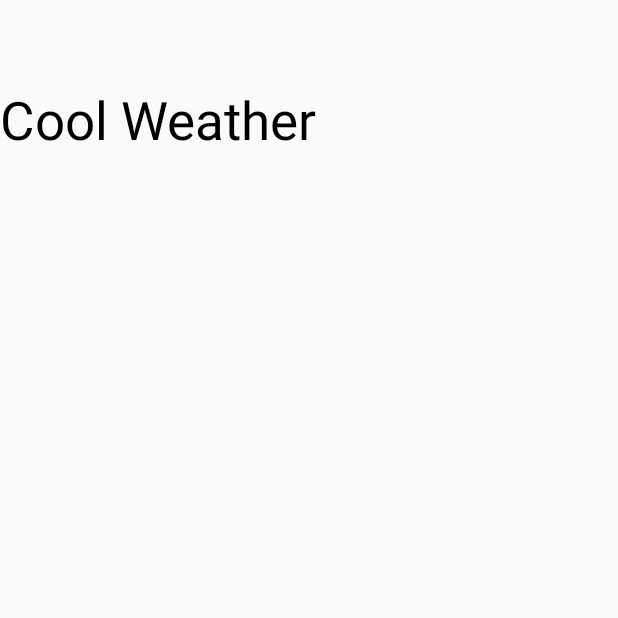
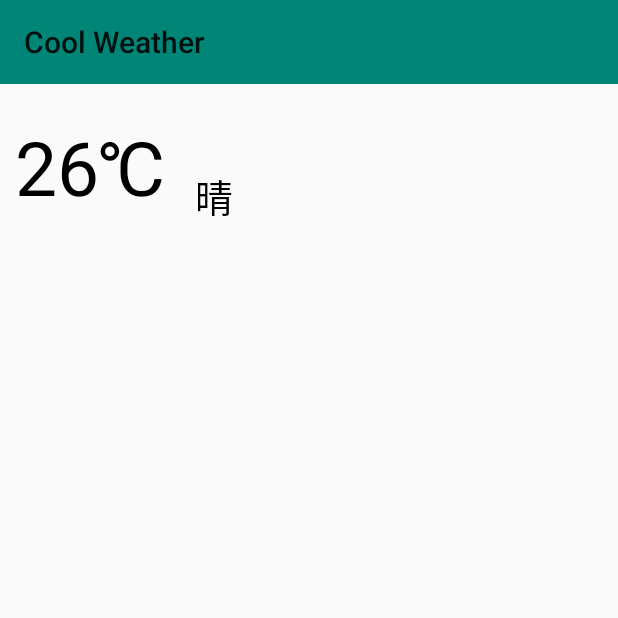
Before and after one commit to YangRT/coolweather, an Android app: the screen it shows after launch (WeatherInformationActivity), on a phone screen of 412 x 824 dp, the top half of it. Run offline under Robolectric (Android 15) with nearby library versions, the phone set to English and light mode, and no system bars; our stand-ins replace RxJava; network calls fail.

Commit message:
bulid layout and finish weather request

```diff
--- a/app/src/main/java/com/example/administrator/coolweather/weatherInformation/GetDailyForecastService.java
+++ b/app/src/main/java/com/example/administrator/coolweather/weatherInformation/GetDailyForecastService.java
@@ -1,11 +1,14 @@
 package com.example.administrator.coolweather.weatherInformation;
 
+import com.example.administrator.coolweather.weatherInformation.model.WeatherForecast;
+
 import io.reactivex.Observable;
+import retrofit2.http.Field;
 import retrofit2.http.FormUrlEncoded;
 import retrofit2.http.POST;
 
 public interface GetDailyForecastService {
     @FormUrlEncoded
     @POST("forecast?")
-    Observable<DailyForecastInfo> getDailyForecastInfo(String location);
+    Observable<WeatherForecast> getDailyForecastInfo(@Field("location")String location,@Field("key")String key);
 }
--- a/app/src/main/java/com/example/administrator/coolweather/weatherInformation/GetLifeStyleService.java
+++ b/app/src/main/java/com/example/administrator/coolweather/weatherInformation/GetLifeStyleService.java
@@ -1,11 +1,14 @@
 package com.example.administrator.coolweather.weatherInformation;
 
+import com.example.administrator.coolweather.weatherInformation.model.LifeStyleInformation;
+
 import io.reactivex.Observable;
+import retrofit2.http.Field;
 import retrofit2.http.FormUrlEncoded;
 import retrofit2.http.POST;
 
 public interface GetLifeStyleService {
     @FormUrlEncoded
     @POST("lifestyle?")
-    Observable<LifeStyleInfo> getLifeStyleInfo(String location);
+    Observable<LifeStyleInformation> getLifeStyleInfo(@Field("location")String location,@Field("key")String kry);
 }
--- /dev/null
+++ b/app/src/main/java/com/example/administrator/coolweather/weatherInformation/GetWeatherCallback.java
@@ -0,0 +1,12 @@
+package com.example.administrator.coolweather.weatherInformation;
+
+import com.example.administrator.coolweather.weatherInformation.model.NowWeather;
+
+public interface GetWeatherCallback {
+    void getNowWeatherSuccess(NowWeather nowWeather);
+    void getWeatherForecasrSuccess();
+    void getHourlyWeatherSuccess();
+    void getLifeStyleSuccess();
+    void getAirCoditionSuccess();
+    void onFial(String which);
+}
--- a/app/src/main/java/com/example/administrator/coolweather/weatherInformation/GetWeatherInformationTask.java
+++ b/app/src/main/java/com/example/administrator/coolweather/weatherInformation/GetWeatherInformationTask.java
@@ -15,7 +15,7 @@ import io.reactivex.disposables.Disposable;
 import io.reactivex.schedulers.Schedulers;
 import retrofit2.Retrofit;
 
-public class GetWeatherInformationTask implements NetTask<String> {
+public class GetWeatherInformationTask implements WeatherTask<String> {
     private final static String TAG = "GetWeatherInformation";
     private static GetWeatherInformationTask INSTANCE = null;
     private Retrofit retrofit;
@@ -34,7 +34,7 @@ public class GetWeatherInformationTask implements NetTask<String> {
         retrofit = NetUtils.getInstance().getRetrofitInstance(ConfigUtils.WEATHER);
     }
     @Override
-    public Disposable execute(String data, final NetTaskCallback callback) {
+    public Disposable execute(String data, final GetWeatherCallback callback) {
 
         GetNowWeatherService nowWeatherService = retrofit.create(GetNowWeatherService.class);
         final Observable<NowWeather> nowWeather = nowWeatherService.getWeatherInformation(data,ConfigUtils.KEY_ID);
@@ -49,13 +49,14 @@ public class GetWeatherInformationTask implements NetTask<String> {
                       @Override
                       public void onNext(NowWeather nowWeatherInfo) {
                           Log.d(TAG,"onNext");
-                            callback.onSuccess(nowWeatherInfo);
+                          callback.getNowWeatherSuccess(nowWeatherInfo);
+
                       }
 
                       @Override
                       public void onError(Throwable e) {
                           Log.d(TAG,"onError");
-                            callback.onFailed(e.toString());
+
                       }
 
                       @Override
--- a/app/src/main/java/com/example/administrator/coolweather/weatherInformation/WeatherInformationContract.java
+++ b/app/src/main/java/com/example/administrator/coolweather/weatherInformation/WeatherInformationContract.java
@@ -2,24 +2,29 @@ package com.example.administrator.coolweather.weatherInformation;
 
 import com.example.administrator.coolweather.BasePresenter;
 import com.example.administrator.coolweather.BaseView;
+import com.example.administrator.coolweather.weatherInformation.model.AirCondition;
+import com.example.administrator.coolweather.weatherInformation.model.LifeStyleInformation;
 import com.example.administrator.coolweather.weatherInformation.model.NowWeather;
+import com.example.administrator.coolweather.weatherInformation.model.WeatherForecast;
 
 import java.util.List;
 
 public interface WeatherInformationContract {
     interface Presenter extends BasePresenter {
         void getWeatherInfo(String location);
-        void setNowWeatherInfo(List<NowWeather> info);
-        void setLifeStyleInfo(List<NowWeather> info);
-        void setDailyForcastInfo(List<NowWeather> info);
+        void setNowWeatherInfo(NowWeather info);
+        void setLifeStyleInfo(LifeStyleInformation info);
+        void setDailyForecastInfo(WeatherForecast info);
+        void setAirConditionInfo(AirCondition info);
     }
     interface View extends BaseView<Presenter>{
         void setLocation(String location);
         void setNowWeatherInfo(NowWeather info);
-        void setLifeStyleInfo(List<NowWeather> info);
-        void setDailyForcastInfo(List<NowWeather> info);
+        void setLifeStyleInfo(LifeStyleInformation info);
+        void setDailyForecastInfo(WeatherForecast info);
+        void setAirConditionInfo(AirCondition info);
         void showLoading();
         void hideLoading();
-        void showError();
+        void showError(String error);
     }
 }
--- /dev/null
+++ b/app/src/main/java/com/example/administrator/coolweather/weatherInformation/WeatherTask.java
@@ -0,0 +1,9 @@
+package com.example.administrator.coolweather.weatherInformation;
+
+import com.example.administrator.coolweather.NetTaskCallback;
+
+import io.reactivex.disposables.Disposable;
+
+public interface WeatherTask<T> {
+    Disposable execute(T data,GetWeatherCallback callback);
+}
--- a/app/src/main/java/com/example/administrator/coolweather/weatherInformation/presenter/WeatherInformationPresenter.java
+++ b/app/src/main/java/com/example/administrator/coolweather/weatherInformation/presenter/WeatherInformationPresenter.java
@@ -3,17 +3,22 @@ package com.example.administrator.coolweather.weatherInformation.presenter;
 import android.util.Log;
 
 import com.example.administrator.coolweather.NetTaskCallback;
+import com.example.administrator.coolweather.weatherInformation.GetWeatherCallback;
 import com.example.administrator.coolweather.weatherInformation.GetWeatherInformationTask;
 import com.example.administrator.coolweather.weatherInformation.WeatherInformationContract;
+import com.example.administrator.coolweather.weatherInformation.WeatherTask;
+import com.example.administrator.coolweather.weatherInformation.model.AirCondition;
+import com.example.administrator.coolweather.weatherInformation.model.LifeStyleInformation;
 import com.example.administrator.coolweather.weatherInformation.model.NowWeather;
+import com.example.administrator.coolweather.weatherInformation.model.WeatherForecast;
 
 import java.util.List;
 
-public class WeatherInformationPresenter implements WeatherInformationContract.Presenter,NetTaskCallback<NowWeather> {
+public class WeatherInformationPresenter implements WeatherInformationContract.Presenter,GetWeatherCallback {
     private final static String TAG = "presenter";
     private WeatherInformationContract.View view;
-    private GetWeatherInformationTask task;
-    public WeatherInformationPresenter(WeatherInformationContract.View view, GetWeatherInformationTask task){
+    private WeatherTask task;
+    public WeatherInformationPresenter(WeatherInformationContract.View view,WeatherTask task){
         this.view = view;
         this.task = task;
     }
@@ -33,38 +38,53 @@ public class WeatherInformationPresenter implements WeatherInformationContract.P
     }
 
     @Override
-    public void setNowWeatherInfo(List<NowWeather> info) {
+    public void setNowWeatherInfo(NowWeather info) {
 
     }
 
     @Override
-    public void setLifeStyleInfo(List<NowWeather> info) {
+    public void setLifeStyleInfo(LifeStyleInformation info) {
 
     }
 
     @Override
-    public void setDailyForcastInfo(List<NowWeather> info) {
+    public void setDailyForecastInfo(WeatherForecast info) {
+
+    }
+
+    @Override
+    public void setAirConditionInfo(AirCondition info) {
 
     }
 
 
     @Override
-    public void onSuccess(NowWeather nowWeather) {
-        view.setNowWeatherInfo(nowWeather);
+    public void getNowWeatherSuccess(NowWeather info) {
+        view.setNowWeatherInfo(info);
     }
 
     @Override
-    public void onStart() {
+    public void getWeatherForecasrSuccess() {
 
     }
 
     @Override
-    public void onFailed(String msg) {
-        view.showError();
+    public void getHourlyWeatherSuccess() {
+
     }
 
     @Override
-    public void onFinish() {
+    public void getLifeStyleSuccess() {
+
+    }
+
+    @Override
+    public void getAirCoditionSuccess() {
+
+    }
+
+    @Override
+    public void onFial(String which) {
 
     }
 }
--- a/app/src/main/java/com/example/administrator/coolweather/weatherInformation/view/WeatherInformationActivity.java
+++ b/app/src/main/java/com/example/administrator/coolweather/weatherInformation/view/WeatherInformationActivity.java
@@ -1,33 +1,56 @@
 package com.example.administrator.coolweather.weatherInformation.view;
 
+import android.content.Intent;
 import android.support.v7.app.AppCompatActivity;
 import android.os.Bundle;
+import android.support.v7.widget.GridLayoutManager;
+import android.support.v7.widget.RecyclerView;
+import android.support.v7.widget.Toolbar;
+import android.util.Log;
 import android.widget.TextView;
 import android.widget.Toast;
 
 import com.example.administrator.coolweather.R;
+import com.example.administrator.coolweather.weatherInformation.GetWeatherCallback;
 import com.example.administrator.coolweather.weatherInformation.GetWeatherInformationTask;
 import com.example.administrator.coolweather.weatherInformation.WeatherInformationContract;
+import com.example.administrator.coolweather.weatherInformation.adapter.NowWeatherAdapter;
+import com.example.administrator.coolweather.weatherInformation.model.AirCondition;
+import com.example.administrator.coolweather.weatherInformation.model.LifeStyleInformation;
 import com.example.administrator.coolweather.weatherInformation.model.NowWeather;
+import com.example.administrator.coolweather.weatherInformation.model.WeatherForecast;
 import com.example.administrator.coolweather.weatherInformation.presenter.WeatherInformationPresenter;
 
 import java.util.List;
 
 public class WeatherInformationActivity extends AppCompatActivity implements WeatherInformationContract.View {
     private static final String TAG = "View";
-    TextView textView;
     WeatherInformationContract.Presenter mPresenter;
     GetWeatherInformationTask mTask;
-
+    TextView tvWeather;
+    TextView tvTemp;
+    NowWeatherAdapter adapter;
+    RecyclerView nowWeather;
     @Override
     protected void onCreate(Bundle savedInstanceState) {
         super.onCreate(savedInstanceState);
         setContentView(R.layout.activity_weather_information);
-        textView = findViewById(R.id.weather_text);
+        Toolbar toolbar = findViewById(R.id.toolbar_weather);
+        setSupportActionBar(toolbar);
+        Intent intent = getIntent();
         mTask = GetWeatherInformationTask.getInstance();
         mPresenter = new WeatherInformationPresenter(this,mTask);
         this.setPresenter(mPresenter);
-        setLocation("beijing");
+        tvTemp = findViewById(R.id.now_tmp);
+        tvWeather = findViewById(R.id.now_weather);
+        nowWeather = findViewById(R.id.now_weather_information);
+        nowWeather.setLayoutManager(new GridLayoutManager(this,3));
+        String location = intent.getStringExtra("location");
+        if (location == null){
+            setLocation("auto_ip");
+        }else {
+            setLocation(location);
+        }
     }
 
 
@@ -39,16 +62,27 @@ public class WeatherInformationActivity extends AppCompatActivity implements Wea
 
     @Override
     public void setNowWeatherInfo(NowWeather info) {
-        textView.setText(info.getHeWeather6().get(0).getStatus());
+        adapter = new NowWeatherAdapter(info);
+       if(getSupportActionBar()!= null){
+           getSupportActionBar().setTitle(info.getHeWeather6().get(0).getBasic().getLocation());
+       }
+        nowWeather.setAdapter(adapter);
+        tvWeather.setText(info.getHeWeather6().get(0).getNow().getCond_txt());
+        tvTemp.setText(String.format("%s℃", info.getHeWeather6().get(0).getNow().getTmp()));
     }
 
     @Override
-    public void setLifeStyleInfo(List<NowWeather> info) {
+    public void setLifeStyleInfo(LifeStyleInformation info) {
 
     }
 
     @Override
-    public void setDailyForcastInfo(List<NowWeather> info) {
+    public void setDailyForecastInfo(WeatherForecast info) {
+
+    }
+
+    @Override
+    public void setAirConditionInfo(AirCondition info) {
 
     }
 
@@ -63,7 +97,8 @@ public class WeatherInformationActivity extends AppCompatActivity implements Wea
     }
 
     @Override
-    public void showError() {
+    public void showError(String error) {
+
         Toast.makeText(this,"error",Toast.LENGTH_LONG).show();
     }
 
--- a/app/src/main/res/layout/activity_weather_information.xml
+++ b/app/src/main/res/layout/activity_weather_information.xml
@@ -7,20 +7,62 @@
     android:layout_width="match_parent"
     android:layout_height="match_parent"
     tools:context=".weatherInformation.view.WeatherInformationActivity">
-
     <android.support.v7.widget.Toolbar
         android:id="@+id/toolbar_weather"
         android:layout_width="match_parent"
+        android:layout_height="?attr/actionBarSize"
+        android:background="?attr/colorPrimary">
+    </android.support.v7.widget.Toolbar>
+    <android.support.v4.widget.SwipeRefreshLayout
+        android:layout_width="wrap_content"
         android:layout_height="wrap_content">
-    </android.support.v7.widget.Toolbar>
-
-    <TextView
-        android:id="@+id/weather_text"
-        android:text="@string/app_name"
-        android:textSize="35sp"
-        android:textColor="#000000"
-        android:layout_width="wrap_content"
-        android:layout_height="wrap_content" />
-
-
+        <android.support.v4.widget.NestedScrollView
+            android:layout_width="match_parent"
+            android:layout_height="match_parent">
+            <LinearLayout
+                android:layout_marginTop="5dp"
+                android:orientation="vertical"
+                android:layout_width="match_parent"
+                android:layout_height="match_parent">
+                <RelativeLayout
+                    android:layout_width="match_parent"
+                    android:layout_height="wrap_content">
+                    <TextView
+                        android:id="@+id/now_tmp"
+                        android:text="26℃"
+                        android:layout_marginStart="10dp"
+                        android:textColor="#000000"
+                        android:textSize="50sp"
+                        android:gravity="center"
+                        android:layout_width="100dp"
+                        android:layout_height="100dp" />
+                    <TextView
+                        android:id="@+id/now_weather"
+                        android:text="晴"
+                        android:layout_marginTop="50dp"
+                        android:textSize="25sp"
+                        android:textColor="#000000"
+                        android:layout_marginStart="20dp"
+                        android:layout_toEndOf="@id/now_tmp"
+                        android:layout_width="50dp"
+                        android:layout_height="50dp" />
+                </RelativeLayout>
+                <android.support.v7.widget.RecyclerView
+                    android:id="@+id/now_weather_information"
+                    android:layout_width="match_parent"
+                    android:layout_height="wrap_content">
+                </android.support.v7.widget.RecyclerView>
+                <android.support.v7.widget.RecyclerView
+                    android:id="@+id/hourly_weather"
+                    android:layout_width="match_parent"
+                    android:layout_height="wrap_content">
+                </android.support.v7.widget.RecyclerView>
+                <android.support.v7.widget.RecyclerView
+                    android:id="@+id/weather_forecast"
+                    android:layout_width="match_parent"
+                    android:layout_height="wrap_content">
+                </android.support.v7.widget.RecyclerView>
+            </LinearLayout>
+        </android.support.v4.widget.NestedScrollView>
+    </android.support.v4.widget.SwipeRefreshLayout>
 </LinearLayout>
```
Also changed, not shown: app/src/main/java/com/example/administrator/coolweather/weatherInformation/GetHourlyWeatherService.java (added, +14 -0 lines), app/src/main/java/com/example/administrator/coolweather/weatherInformation/adapter/NowWeatherAdapter.java (added, +73 -0 lines), app/src/main/java/com/example/administrator/coolweather/weatherInformation/model/HourlyWeather.java (+296 -0 lines), app/src/main/res/layout/now_weather_information_item.xml (added, +40 -0 lines), app/src/main/res/drawable/dqyq.png (added), app/src/main/res/drawable/flfj.png (added), app/src/main/res/drawable/jyl.png (added), app/src/main/res/drawable/njd.png (added), app/src/main/res/drawable/sunny.png (deleted), app/src/main/res/drawable/wdj.png (added), app/src/main/res/drawable/xdxd.png (added).
